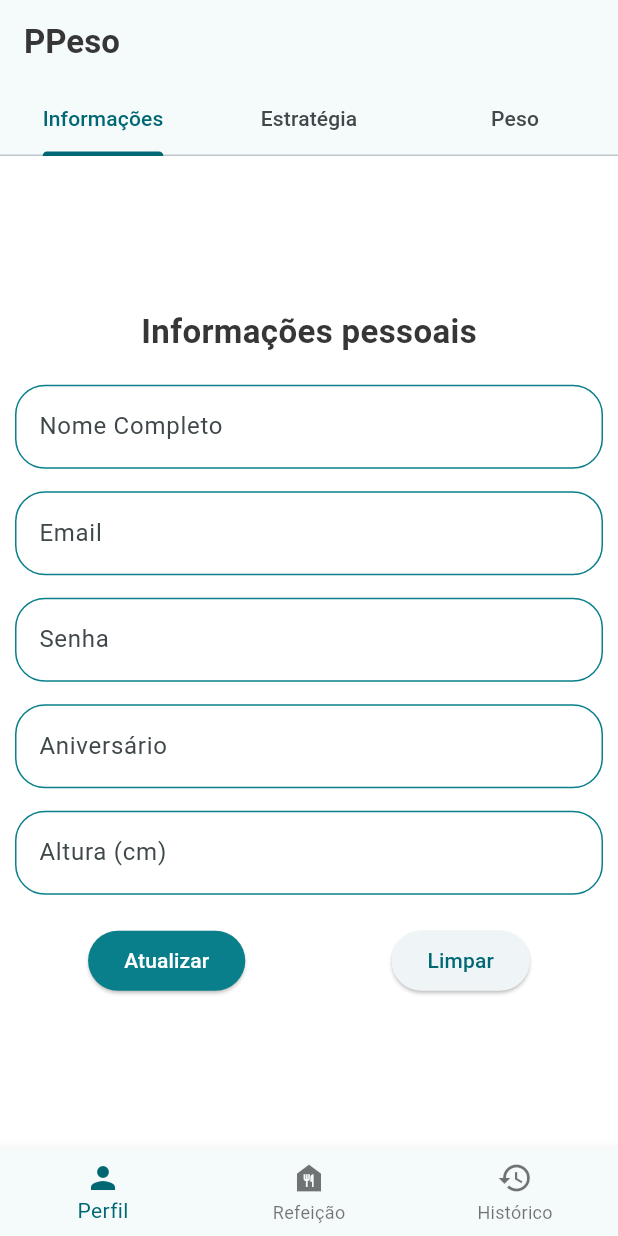
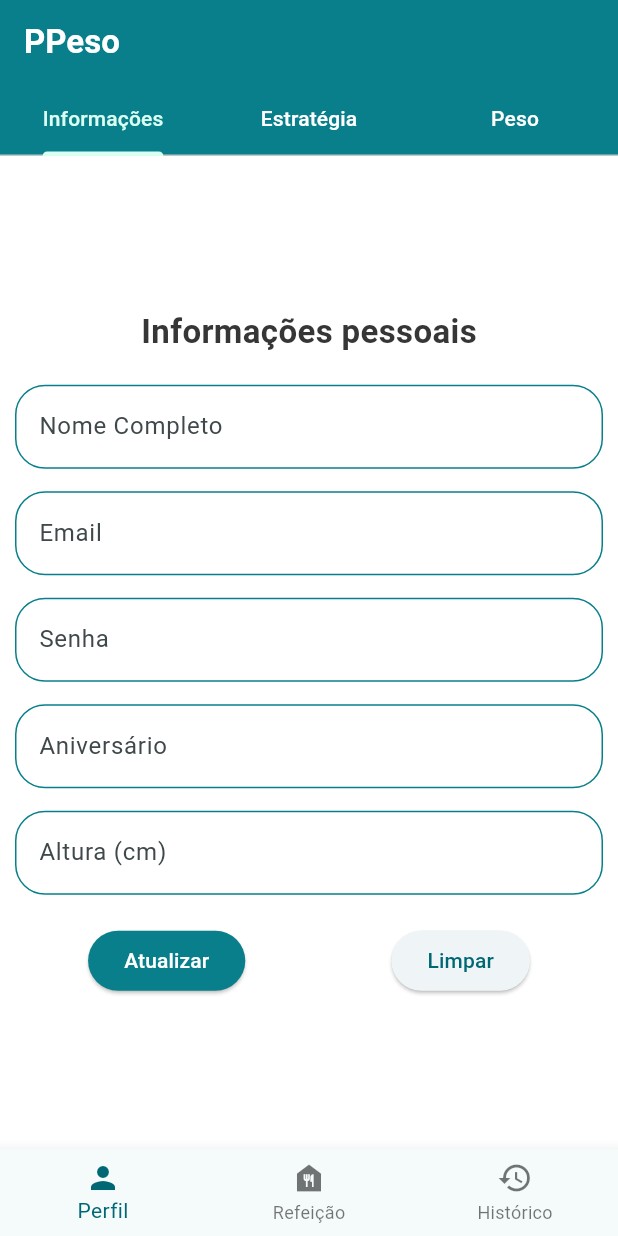
Before and after one commit to Arodrigow/ppeso_mobile, a Flutter app: the screen it shows after launch, on a phone screen of 412 x 824 dp. Run offline on Flutter 3.47's test engine with Material 3 defaults, Android fonts, the phone set to English and light mode, and no system bars; our stand-ins replace flutter_svg, go_router.

Commit message:
Changed styling to tab controller

```diff
--- a/lib/features/profile/widgets/profile_page.dart
+++ b/lib/features/profile/widgets/profile_page.dart
@@ -15,7 +15,8 @@ class ProfilePage extends StatelessWidget {
       length: 3,
       child: Scaffold(
         appBar: AppBar(
-          title: Text("PPeso", style: AppTextStyles.title,),
+          title: Text("PPeso", style: AppTextStyles.titleWhite,),
+          backgroundColor: AppColors.primary,
           bottom:
           const TabBar(
             // isScrollable: true,
@@ -24,6 +25,9 @@ class ProfilePage extends StatelessWidget {
               Tab(text: ProfilePageText.health),
               Tab(text: ProfilePageText.weight),
             ],
+            labelColor: AppColors.appBackground,
+            unselectedLabelColor: AppColors.widgetBackground,
+            indicatorColor: AppColors.appBackground,
           ),
         ),
         body: const TabBarView(children: [
```
